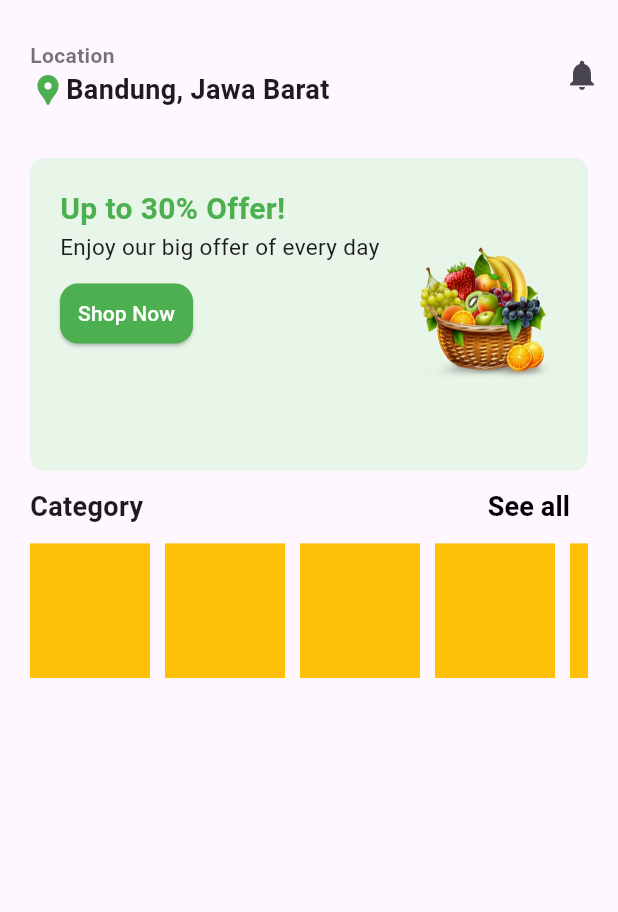
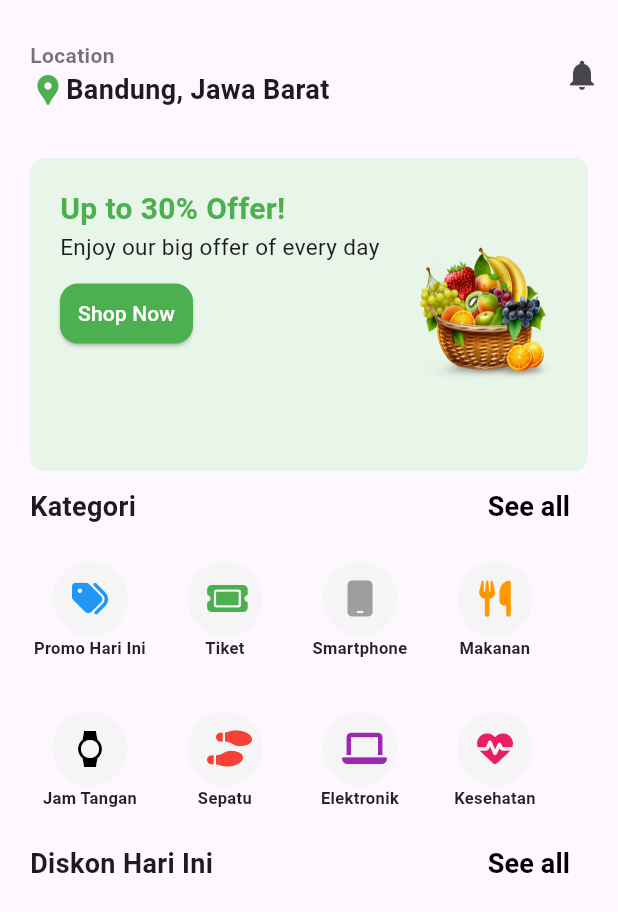
Before and after one commit to kemalcrisannaufal/dashboard-e-commerce-mobile, a Flutter app: the screen it shows after launch, on a phone screen of 412 x 824 dp. Shown: the top 912 px of the screen. Run offline on Flutter 3.47's test engine with Material 3 defaults, Android fonts, the phone set to English and light mode, and no system bars; drawn by our look-alikes of carousel_slider; our stand-ins replace font_awesome_flutter, get.

Commit message:
add category

```diff
--- /dev/null
+++ b/lib/app/modules/home/views/category_menu_view.dart
@@ -0,0 +1,45 @@
+import 'package:flutter/material.dart';
+
+import 'package:get/get.dart';
+
+class CategoryMenuView extends GetView {
+  final title;
+  final Function()? onTap;
+  final Icon icon;
+  const CategoryMenuView({
+    required this.title,
+    required this.icon,
+    required this.onTap,
+  });
+  @override
+  Widget build(BuildContext context) {
+    return GestureDetector(
+      onTap: () {},
+      child: Container(
+        height: 90,
+        width: 80,
+        margin: EdgeInsets.only(right: 10),
+        child: Column(
+          mainAxisAlignment: MainAxisAlignment.center,
+          crossAxisAlignment: CrossAxisAlignment.center,
+          children: [
+            CircleAvatar(
+              radius: 25,
+              backgroundColor: Colors.grey[100],
+              child: icon,
+            ),
+            Text(
+              title,
+              textAlign: TextAlign.center,
+              style: TextStyle(
+                fontWeight: FontWeight.bold,
+                fontSize: 11,
+                color: Colors.black87,
+              ),
+            ),
+          ],
+        ),
+      ),
+    );
+  }
+}
--- a/lib/app/modules/home/views/home_view.dart
+++ b/lib/app/modules/home/views/home_view.dart
@@ -2,15 +2,42 @@ import 'package:flutter/material.dart';
 import 'package:carousel_slider/carousel_slider.dart';
 import 'package:get/get.dart';
 import 'package:my_tel_u_clone/app/modules/home/views/carrousel_card_view.dart';
+import 'package:my_tel_u_clone/app/modules/home/views/category_menu_view.dart';
 import 'package:my_tel_u_clone/app/modules/home/views/subsection_title_view.dart';
 import 'package:my_tel_u_clone/app/shared/widgets/appbar.dart';
-
+import 'package:font_awesome_flutter/font_awesome_flutter.dart';
 import '../controllers/home_controller.dart';
 
 class HomeView extends GetView<HomeController> {
   const HomeView({Key? key}) : super(key: key);
   @override
   Widget build(BuildContext context) {
+    final categoryTitle = [
+      "Promo Hari Ini",
+      "Tiket",
+      "Smartphone",
+      "Makanan",
+      "Olahraga",
+      "Jam Tangan",
+      "Sepatu",
+      "Elektronik",
+      "Kesehatan",
+      "Lainnya",
+    ];
+
+    final iconCategory = [
+      Icon(FontAwesomeIcons.tags, color: Colors.blue),
+      Icon(FontAwesomeIcons.ticket, color: Colors.green),
+      Icon(FontAwesomeIcons.mobile, color: Colors.grey),
+      Icon(FontAwesomeIcons.utensils, color: Colors.orange),
+      Icon(FontAwesomeIcons.football, color: Colors.brown),
+      Icon(Icons.watch, color: Colors.black),
+      Icon(FontAwesomeIcons.shoePrints, color: Colors.red),
+      Icon(FontAwesomeIcons.laptop, color: Colors.purple),
+      Icon(FontAwesomeIcons.heartPulse, color: Colors.pink),
+      Icon(FontAwesomeIcons.ellipsis, color: Colors.grey),
+    ];
+
     return Scaffold(
         appBar:
             CustomAppBar(title: "Location", location: "Bandung, Jawa Barat"),
@@ -37,23 +64,34 @@ class HomeView extends GetView<HomeController> {
                   autoPlayInterval: Duration(seconds: 10),
                 ),
               ),
-              SubsectionTitleView(title: "Category", onPressed: () {}),
+              SubsectionTitleView(title: "Kategori", onPressed: () {}),
               Container(
-                height: 90,
+                height: 190,
                 width: 90,
                 child: ListView.builder(
                   scrollDirection: Axis.horizontal,
-                  itemCount: 10,
+                  itemCount: (categoryTitle.length ~/ 2),
                   itemBuilder: (context, index) {
-                    return Container(
-                      height: 80,
-                      width: 80,
-                      margin: EdgeInsets.only(right: 10),
-                      color: Colors.amber,
+                    return Column(
+                      children: [
+                        CategoryMenuView(
+                            title: categoryTitle[index],
+                            icon: iconCategory[index],
+                            onTap: () {}),
+                        SizedBox(
+                          height: 10,
+                        ),
+                        CategoryMenuView(
+                            title: categoryTitle[index + 5],
+                            icon: iconCategory[index + 5],
+                            onTap: () {})
+                      ],
                     );
                   },
                 ),
-              )
+              ),
+              SubsectionTitleView(title: "Diskon Hari Ini", onPressed: () {}),
+
             ],
           ),
         ));
--- a/lib/app/modules/home/views/subsection_title_view.dart
+++ b/lib/app/modules/home/views/subsection_title_view.dart
@@ -13,7 +13,7 @@ class SubsectionTitleView extends GetView {
       mainAxisAlignment: MainAxisAlignment.spaceBetween,
       children: [
         Text(
-          "Category",
+          title,
           style: TextStyle(
             fontSize: 18,
             fontWeight: FontWeight.bold,
--- a/pubspec.yaml
+++ b/pubspec.yaml
@@ -9,6 +9,7 @@ dependencies:
   cupertino_icons: ^1.0.6
   get: 4.6.6
   carousel_slider: 4.2.1
+  font_awesome_flutter: 10.7.0
   flutter:
     sdk: flutter
 
```
Also changed, not shown: pubspec.lock, 2 other files.
